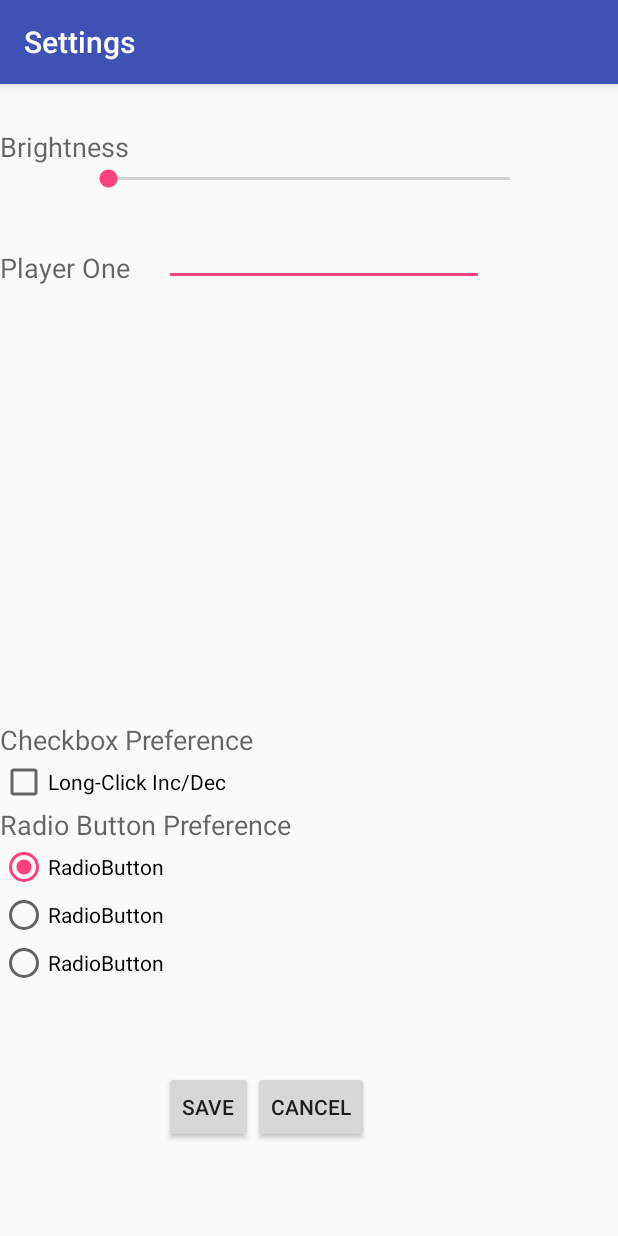
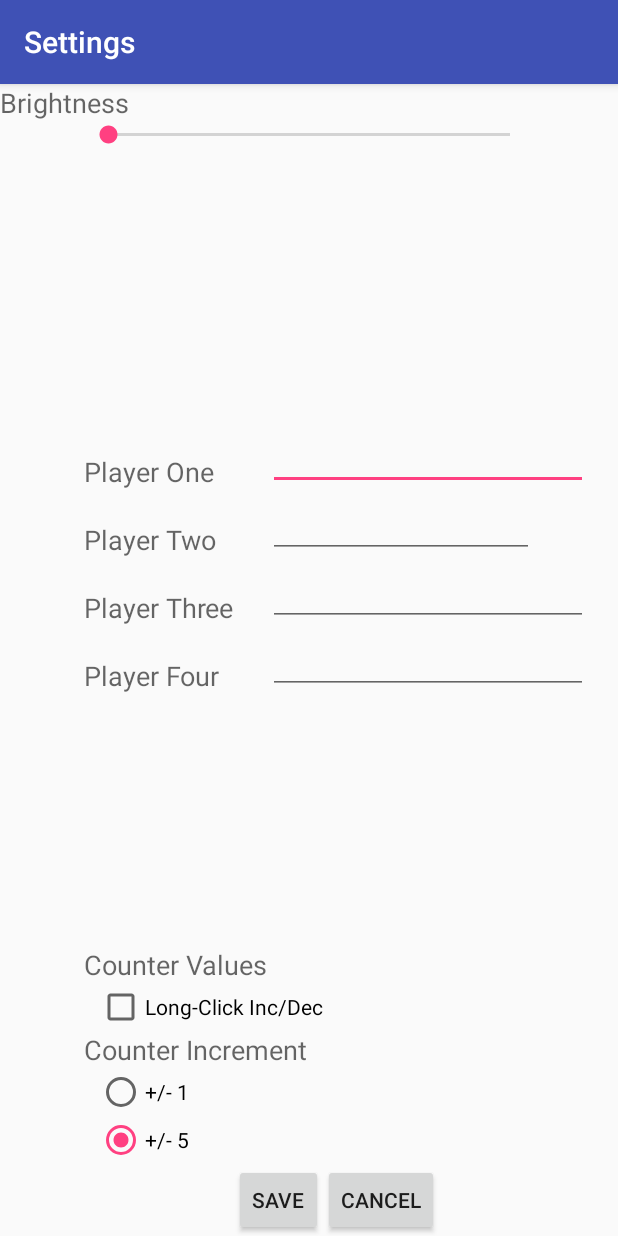
Before and after one commit to changwinstonr/Spindown, an Android app: the CustomPref screen opened directly, with no data from a screen before it, on a phone screen of 412 x 824 dp. Run offline under Robolectric (Android 15) with nearby library versions, the phone set to English and light mode, and no system bars.

Commit message:
Work on CustomPref some more

```diff
--- a/app/src/main/java/affinity/spindown/CustomPref.java
+++ b/app/src/main/java/affinity/spindown/CustomPref.java
@@ -18,9 +18,9 @@ import android.widget.SeekBar;
 
 public class CustomPref extends AppCompatActivity {
 
-    private EditText prefEditText;
-    private CheckBox prefCheckbox;
-    private RadioGroup prefRadioGroup;
+    private EditText playerOne, playerTwo, playerThree, playerFour;
+    private CheckBox checkBox;
+    private RadioGroup radioGroup;
     private SeekBar seekBar;
 
     @Override
@@ -28,18 +28,35 @@ public class CustomPref extends AppCompatActivity {
         super.onCreate(savedInstanceState);
         setContentView(R.layout.activity_custom_pref);
 
-        SharedPreferences customSharedPreference = getSharedPreferences("myCustomSharedPrefs", Activity.MODE_PRIVATE);
+        SharedPreferences customSharedPreference = getSharedPreferences("customSharedPrefs",
+                Activity.MODE_PRIVATE);
 
-        prefEditText = (EditText) findViewById(R.id.editText1);
-        prefEditText.setText(customSharedPreference.getString("myEditTextPref", ""));
+        //PlayerOne
+        playerOne = (EditText) findViewById(R.id.editText1);
+        playerOne.setText(customSharedPreference.getString("editTextPref", ""));
+
+        //PlayerTwo
+        playerTwo = (EditText) findViewById(R.id.editText);
+        playerTwo.setText(customSharedPreference.getString("editTextPref", ""));
+
+        //PlayerThree
+        playerThree = (EditText) findViewById(R.id.editText2);
+        playerThree.setText(customSharedPreference.getString("editTextPref", ""));
+
+        //PlayerFour
+        playerFour = (EditText) findViewById(R.id.editText3);
+        playerFour.setText(customSharedPreference.getString("editTextPref", ""));
 
         //If checkbox is false, make radiogroup invisible
-        prefCheckbox = (CheckBox) findViewById(R.id.checkBox1);
-        prefCheckbox.setChecked(customSharedPreference.getBoolean("myCheckBoxPref", false));
+        checkBox = (CheckBox) findViewById(R.id.checkBox1);
+        checkBox.setChecked(customSharedPreference.getBoolean("checkBoxPref", false));
 
-        prefRadioGroup = (RadioGroup) findViewById(R.id.radioGroup1);
+        radioGroup = (RadioGroup) findViewById(R.id.radioGroup1);
         RadioButton radioButton0 = (RadioButton) findViewById(R.id.radio0);
-        prefRadioGroup.check(customSharedPreference.getInt("myRadioGroupPref",radioButton0.getId()));
+        RadioButton radioButton1 = (RadioButton) findViewById(R.id.radio1);
+        radioGroup.check(customSharedPreference.getInt("radioGroupPref",radioButton0.getId()));
+        radioGroup.check(customSharedPreference.getInt("radioGroupPref",radioButton1.getId
+                ()));
 
         Button mClose = (Button)findViewById(R.id.close);
         mClose.setOnClickListener(new OnClickListener()
@@ -60,6 +77,7 @@ public class CustomPref extends AppCompatActivity {
             }
         });
 
+        //Adds brightness functionality to screen
         seekBar = (SeekBar) findViewById(R.id.seekBar1);
         seekBar.setMax(255);
 
@@ -100,14 +118,15 @@ public class CustomPref extends AppCompatActivity {
 
     private void savePreferences(){
 
-        SharedPreferences customSharedPreference = getSharedPreferences("myCustomSharedPrefs", Activity.MODE_PRIVATE);
+        SharedPreferences customSharedPreference = getSharedPreferences("customSharedPrefs",
+                Activity.MODE_PRIVATE);
         SharedPreferences.Editor editor = customSharedPreference.edit();
-        editor.putString("myEditTextPref", prefEditText.getText().toString());
-        editor.putBoolean("myCheckBoxPref",prefCheckbox.isChecked());
-        editor.putInt("myRadioGroupPref", prefRadioGroup.getCheckedRadioButtonId());
+        editor.putString("editTextPref", playerOne.getText().toString());
+        editor.putBoolean("checkBoxPref",checkBox.isChecked());
+        editor.putInt("radioGroupPref", radioGroup.getCheckedRadioButtonId());
         editor.commit();
 
-        RadioButton radioButton = (RadioButton) findViewById(prefRadioGroup.getCheckedRadioButtonId());
+        RadioButton radioButton = (RadioButton) findViewById(radioGroup.getCheckedRadioButtonId());
         Log.v("Preferences:", "Radio Text: " + radioButton.getText());
     }
 }
--- a/app/src/main/res/layout/activity_custom_pref.xml
+++ b/app/src/main/res/layout/activity_custom_pref.xml
@@ -10,10 +10,9 @@
         android:id="@+id/seekBrightness"
         android:textAppearance="?android:attr/textAppearanceMedium"
         android:text="@string/brightness"
-        android:layout_marginTop="29dp"
         android:layout_alignParentTop="true"
-        android:layout_toRightOf="@+id/radioGroup1"
-        android:layout_toEndOf="@+id/radioGroup1"/>
+        android:layout_alignParentLeft="true"
+        android:layout_alignParentStart="true"/>
     <SeekBar
         android:id="@+id/seekBar1"
         android:layout_width="300dp"
@@ -22,63 +21,44 @@
         android:layout_below="@+id/seekBrightness"
         android:layout_centerHorizontal="true"/>
 
-    <TextView
-        android:id="@+id/textView"
-        android:layout_width="wrap_content"
-        android:layout_height="wrap_content"
-        android:text="@string/playerOne"
-        android:textAppearance="?android:attr/textAppearanceMedium"
-        android:layout_below="@+id/seekBar1"
-        android:layout_toRightOf="@+id/radioGroup1"
-        android:layout_toEndOf="@+id/radioGroup1"
-        android:layout_marginTop="38dp"/>
-
-    <EditText
-        android:id="@+id/editText1"
-        android:layout_width="wrap_content"
-        android:layout_height="wrap_content"
-        android:ems="10"
-        android:layout_alignBottom="@+id/textView"
-        android:layout_alignLeft="@+id/save"
-        android:layout_alignStart="@+id/save">
-        <requestFocus />
-    </EditText>
-
-    <TextView
-        android:id="@+id/textView3"
-        android:layout_width="wrap_content"
-        android:layout_height="wrap_content"
-        android:text="Checkbox Preference"
-        android:textAppearance="?android:attr/textAppearanceMedium"
-        android:layout_above="@+id/checkBox1"
-        android:layout_alignParentLeft="true"
-        android:layout_alignParentStart="true"/>
 
     <CheckBox
         android:id="@+id/checkBox1"
         android:layout_width="wrap_content"
         android:layout_height="wrap_content"
         android:text="@string/longPress"
-        android:layout_toRightOf="@+id/radioGroup1"
-        android:layout_toEndOf="@+id/radioGroup1"
-        android:layout_above="@+id/textView4"/>
-
-    <TextView
-        android:id="@+id/textView4"
+        android:checked="false"
+        android:layout_above="@+id/textView4"
+        android:layout_alignRight="@+id/save"
+        android:layout_alignEnd="@+id/save"/>
+    <RadioGroup
+        android:id="@+id/radioGroup1"
+        android:checkedButton="@+id/value"
         android:layout_width="wrap_content"
         android:layout_height="wrap_content"
-        android:text="Radio Button Preference"
-        android:textAppearance="?android:attr/textAppearanceMedium"
-        android:layout_above="@+id/radio0"
-        android:layout_alignParentLeft="true"
-        android:layout_alignParentStart="true"/>
+        android:layout_above="@+id/save"
+        android:layout_toLeftOf="@+id/save"
+        android:layout_alignLeft="@+id/checkBox1"
+        android:layout_alignStart="@+id/checkBox1">
+        <RadioButton
+            android:id="@+id/radio0"
+            android:layout_width="wrap_content"
+            android:layout_height="wrap_content"
+            android:checked="true"
+            android:text="+/- 1"
+            android:layout_above="@+id/radio1"
+            android:layout_alignLeft="@+id/checkbox"
+            android:layout_alignStart="@+id/checkbox"/>
+        <RadioButton
+            android:id="@+id/radio1"
+            android:layout_width="wrap_content"
+            android:layout_height="wrap_content"
+            android:text="+/- 5"
+            android:checked="false"
+            android:layout_above="@+id/save"
+            android:layout_alignLeft="@+id/radio0"
+            android:layout_alignStart="@+id/radio0"/>
 
-    <RadioGroup
-        android:id="@+id/radioGroup1"
-        android:layout_width="wrap_content"
-        android:layout_height="wrap_content"
-        android:layout_alignParentLeft="true"
-        android:layout_below="@+id/textView4">
 
     </RadioGroup>
 
@@ -87,9 +67,9 @@
         android:layout_width="wrap_content"
         android:layout_height="wrap_content"
         android:text="Save"
-        android:layout_alignTop="@+id/close"
-        android:layout_toLeftOf="@+id/close"
-        android:layout_toStartOf="@+id/close"/>
+        android:layout_alignParentBottom="true"
+        android:layout_toRightOf="@+id/textView"
+        android:layout_toEndOf="@+id/textView"/>
 
     <Button
         android:id="@+id/close" style="?android:attr/buttonStyleSmall"
@@ -97,37 +77,114 @@
         android:layout_height="wrap_content"
         android:text="Cancel"
         android:layout_alignParentBottom="true"
-        android:layout_toRightOf="@+id/textView3"
-        android:layout_toEndOf="@+id/textView3"
-        android:layout_marginBottom="62dp"/>
+        android:layout_toRightOf="@+id/checkBox1"
+        android:layout_toEndOf="@+id/checkBox1"/>
 
-    <RadioButton
-        android:id="@+id/radio2"
+    <TextView
+        android:id="@+id/textView"
         android:layout_width="wrap_content"
         android:layout_height="wrap_content"
-        android:text="RadioButton"
-        android:layout_marginBottom="56dp"
-        android:layout_above="@+id/save"
-        android:layout_alignParentLeft="true"
-        android:layout_alignParentStart="true"/>
+        android:text="@string/playerOne"
+        android:textAppearance="?android:attr/textAppearanceMedium"
+        android:layout_above="@+id/editText"
+        android:layout_alignRight="@+id/textView2"
+        android:layout_alignEnd="@+id/textView2"
+        android:layout_alignLeft="@+id/textView5"
+        android:layout_alignStart="@+id/textView5"/>
 
-    <RadioButton
-        android:id="@+id/radio1"
+    <EditText
+        android:id="@+id/editText1"
         android:layout_width="wrap_content"
         android:layout_height="wrap_content"
-        android:text="RadioButton"
-        android:layout_above="@+id/radio2"
-        android:layout_toRightOf="@+id/radioGroup1"
-        android:layout_toEndOf="@+id/radioGroup1"/>
+        android:ems="10"
+        android:layout_alignBottom="@+id/textView"
+        android:layout_alignLeft="@+id/editText2"
+        android:layout_alignStart="@+id/editText2">
+        <requestFocus />
+    </EditText>
 
-    <RadioButton
-        android:id="@+id/radio0"
+    <TextView
+        android:id="@+id/textView3"
         android:layout_width="wrap_content"
         android:layout_height="wrap_content"
-        android:checked="true"
-        android:text="RadioButton"
-        android:layout_above="@+id/radio1"
-        android:layout_toRightOf="@+id/radioGroup1"
-        android:layout_toEndOf="@+id/radioGroup1"/>
+        android:text="Counter Values"
+        android:textAppearance="?android:attr/textAppearanceMedium"
+        android:layout_above="@+id/checkBox1"
+        android:layout_alignLeft="@+id/textView"
+        android:layout_alignStart="@+id/textView"/>
+
+
+    <TextView
+        android:id="@+id/textView4"
+        android:layout_width="wrap_content"
+        android:layout_height="wrap_content"
+        android:text="Counter Increment"
+        android:textAppearance="?android:attr/textAppearanceMedium"
+        android:layout_above="@+id/radioGroup1"
+        android:layout_alignLeft="@+id/textView3"
+        android:layout_alignStart="@+id/textView3"/>
+
+    <TextView
+        android:id="@+id/textView2"
+        android:layout_width="wrap_content"
+        android:layout_height="wrap_content"
+        android:text="@string/playerTwo"
+        android:textAppearance="?android:attr/textAppearanceMedium"
+        android:layout_above="@+id/editText2"
+        android:layout_alignRight="@+id/textView5"
+        android:layout_alignEnd="@+id/textView5"
+        android:layout_alignLeft="@+id/textView5"
+        android:layout_alignStart="@+id/textView5"/>
+
+    <EditText
+        android:id="@+id/editText"
+        android:layout_width="wrap_content"
+        android:layout_height="wrap_content"
+        android:ems="10"
+        android:layout_above="@+id/editText2"
+        android:layout_alignRight="@+id/seekBar1"
+        android:layout_alignEnd="@+id/seekBar1"
+        android:layout_alignLeft="@+id/editText1"
+        android:layout_alignStart="@+id/editText1"/>
+
+    <TextView
+        android:id="@+id/textView5"
+        android:layout_width="wrap_content"
+        android:layout_height="wrap_content"
+        android:text="@string/playerThree"
+        android:textAppearance="?android:attr/textAppearanceMedium"
+        android:layout_above="@+id/editText3"
+        android:layout_alignLeft="@+id/seekBar1"
+        android:layout_alignStart="@+id/seekBar1"/>
+
+    <EditText
+        android:id="@+id/editText2"
+        android:layout_width="wrap_content"
+        android:layout_height="wrap_content"
+        android:ems="10"
+        android:layout_above="@+id/editText3"
+        android:layout_toRightOf="@+id/textView3"
+        android:layout_toEndOf="@+id/textView3"/>
+
+    <TextView
+        android:id="@+id/textView6"
+        android:layout_width="wrap_content"
+        android:layout_height="wrap_content"
+        android:text="@string/playerFour"
+        android:textAppearance="?android:attr/textAppearanceMedium"
+        android:layout_alignBottom="@+id/editText3"
+        android:layout_alignRight="@+id/textView2"
+        android:layout_alignEnd="@+id/textView2"
+        android:layout_alignLeft="@+id/textView5"
+        android:layout_alignStart="@+id/textView5"/>
+
+    <EditText
+        android:id="@+id/editText3"
+        android:layout_width="wrap_content"
+        android:layout_height="wrap_content"
+        android:ems="10"
+        android:layout_centerVertical="true"
+        android:layout_alignLeft="@+id/editText2"
+        android:layout_alignStart="@+id/editText2"/>
 
 </RelativeLayout>
--- a/app/src/main/res/values-w820dp/strings.xml
+++ b/app/src/main/res/values-w820dp/strings.xml
@@ -3,4 +3,6 @@
     <string name="settings">Settings</string>
     <string name="playerOne">Player One</string>
     <string name="longPress">Long-Click Inc/Dec</string>
+    <string name="playerTwo">Player Two</string>
+    <string name="playerThree">PlayerThree</string>
 </resources>
--- a/app/src/main/res/values/strings.xml
+++ b/app/src/main/res/values/strings.xml
@@ -29,4 +29,7 @@
     <string name="playerOne">Player One</string>
     <string name="longPress">Long-Click Inc/Dec</string>
     <string name="brightness">Brightness</string>
+    <string name="playerTwo">Player Two</string>
+    <string name="playerThree">Player Three</string>
+    <string name="playerFour">Player Four</string>
 </resources>
```
Also changed, not shown: app/src/main/java/affinity/spindown/MainActivity.java (+8 -0 lines).
